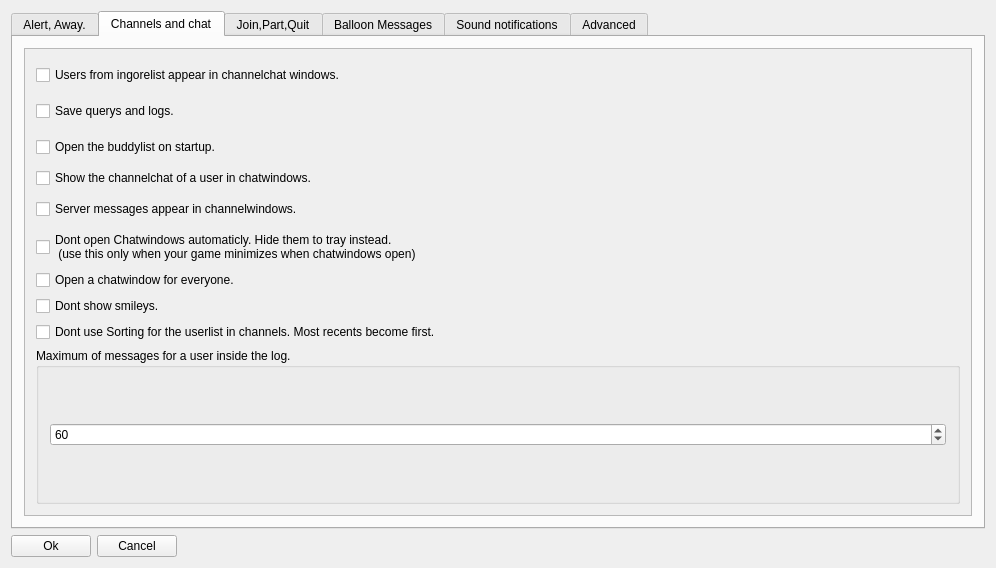
First picture: the form in trunk/src/settingswindow.ui, repository svn2github/twsoldunsupported, before the edit.
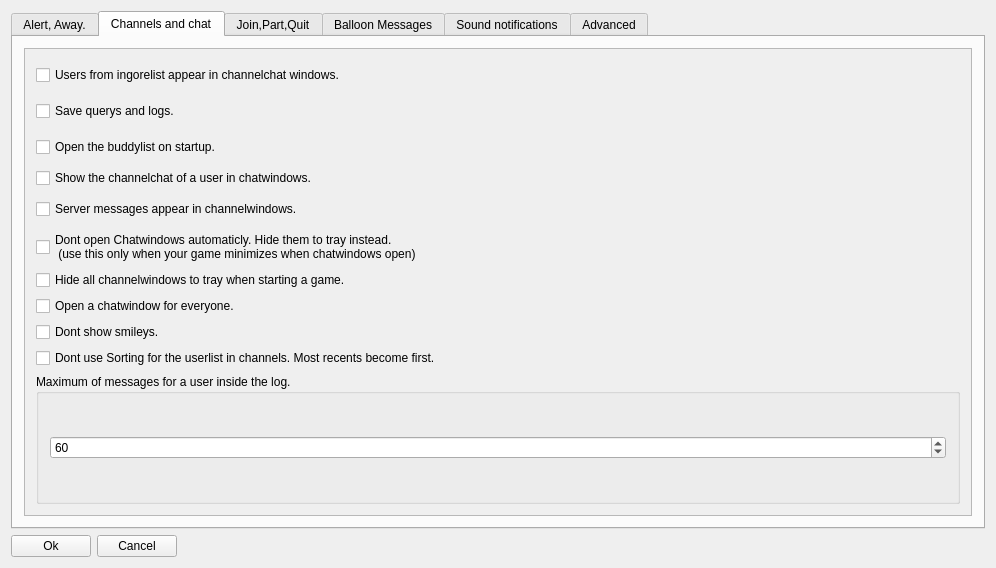
Second picture: the form after the edit. The open tabs and pages were chosen to show the change.

```diff
--- a/trunk/src/settingswindow.ui
+++ b/trunk/src/settingswindow.ui
@@ -293,6 +293,13 @@
                  </property>
                 </widget>
                </item>
+               <item>
+                <widget class="QCheckBox" name="chbhidechannelwindowsongame">
+                 <property name="text">
+                  <string>Hide all channelwindows to tray when starting a game.</string>
+                 </property>
+                </widget>
+               </item>
                <item>
                 <widget class="QCheckBox" name="chballwaysopenchatwindows">
                  <property name="text">
```
Left out of the diff: 4 changed lines with no effect on the pictures.
